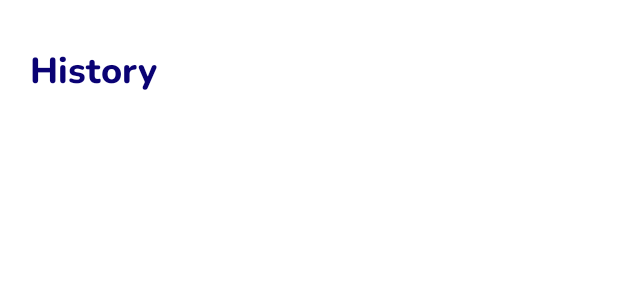
After one commit to BharathJawahar/Distance-app, an Android app: the layout activity_main2.xml on its own in the app's theme, with its tools: preview values and no code run, on a phone screen of 412 x 824 dp. The commit adds this screen. Shown: the top 300 px of the screen. Run offline under Robolectric (Android 15) with nearby library versions, the phone set to English and light mode, and no system bars.

Commit message:
Added History Feature

```diff
--- a/app/build.gradle
+++ b/app/build.gradle
@@ -25,6 +25,9 @@ android {
         sourceCompatibility JavaVersion.VERSION_1_8
         targetCompatibility JavaVersion.VERSION_1_8
     }
+    buildFeatures {
+        viewBinding true
+    }
 }
 
 dependencies {
@@ -34,6 +37,8 @@ dependencies {
     implementation 'androidx.constraintlayout:constraintlayout:2.1.1'
     implementation 'androidx.media2:media2:1.0.0-alpha04'
     implementation 'androidx.media2:media2-player:1.1.2'
+    implementation 'androidx.navigation:navigation-fragment:2.3.5'
+    implementation 'androidx.navigation:navigation-ui:2.3.5'
     testImplementation 'junit:junit:4.+'
     androidTestImplementation 'androidx.test.ext:junit:1.1.3'
     androidTestImplementation 'androidx.test.espresso:espresso-core:3.4.0'
--- /dev/null
+++ b/app/src/main/res/layout/activity_main2.xml
@@ -0,0 +1,32 @@
+<?xml version="1.0" encoding="utf-8"?>
+<androidx.constraintlayout.widget.ConstraintLayout xmlns:android="http://schemas.android.com/apk/res/android"
+    xmlns:app="http://schemas.android.com/apk/res-auto"
+    xmlns:tools="http://schemas.android.com/tools"
+    android:layout_width="match_parent"
+    android:layout_height="match_parent"
+    tools:context=".MainActivity2">
+
+    <TextView
+        android:id="@+id/textView2"
+        android:layout_width="200dp"
+        android:layout_height="wrap_content"
+        android:layout_marginStart="20dp"
+        android:layout_marginTop="30dp"
+        android:fontFamily="@font/nunito_extrabold"
+        android:text="History"
+        android:textColor="#0A0274"
+        android:textSize="24sp"
+        app:layout_constraintStart_toStartOf="parent"
+        app:layout_constraintTop_toTopOf="parent" />
+    <ListView
+        android:id="@+id/list"
+        android:layout_width="0dp"
+        android:layout_height="fill_parent"
+        android:layout_marginTop="100dp"
+        app:layout_constraintBottom_toBottomOf="parent"
+        app:layout_constraintEnd_toEndOf="parent"
+        app:layout_constraintHorizontal_bias="1.0"
+        app:layout_constraintStart_toStartOf="parent"
+        app:layout_constraintTop_toTopOf="parent" />
+
+</androidx.constraintlayout.widget.ConstraintLayout>
--- /dev/null
+++ b/app/src/main/res/values-land/dimens.xml
@@ -0,0 +1,3 @@
+<resources>
+    <dimen name="fab_margin">48dp</dimen>
+</resources>
--- /dev/null
+++ b/app/src/main/res/values-w1240dp/dimens.xml
@@ -0,0 +1,3 @@
+<resources>
+    <dimen name="fab_margin">200dp</dimen>
+</resources>
--- /dev/null
+++ b/app/src/main/res/values-w600dp/dimens.xml
@@ -0,0 +1,3 @@
+<resources>
+    <dimen name="fab_margin">48dp</dimen>
+</resources>
--- /dev/null
+++ b/app/src/main/res/values/dimens.xml
@@ -0,0 +1,3 @@
+<resources>
+    <dimen name="fab_margin">16dp</dimen>
+</resources>
```
Also changed, not shown: app/src/main/AndroidManifest.xml (+9 -8 lines), app/src/main/java/com/example/socialdistancingbluetoothapp/DataBaseHelper.java (added, +71 -0 lines), app/src/main/java/com/example/socialdistancingbluetoothapp/DeviceModel.java (added, +60 -0 lines), app/src/main/java/com/example/socialdistancingbluetoothapp/MainActivity.java (+17 -0 lines), app/src/main/java/com/example/socialdistancingbluetoothapp/MainActivity2.java (added, +41 -0 lines), app/src/main/res/layout/activity_main.xml (+11 -0 lines), app/src/main/res/navigation/nav_graph.xml (added, +28 -0 lines), app/src/main/res/values/strings.xml (+9 -0 lines), app/src/main/res/values/themes.xml (+9 -0 lines).
